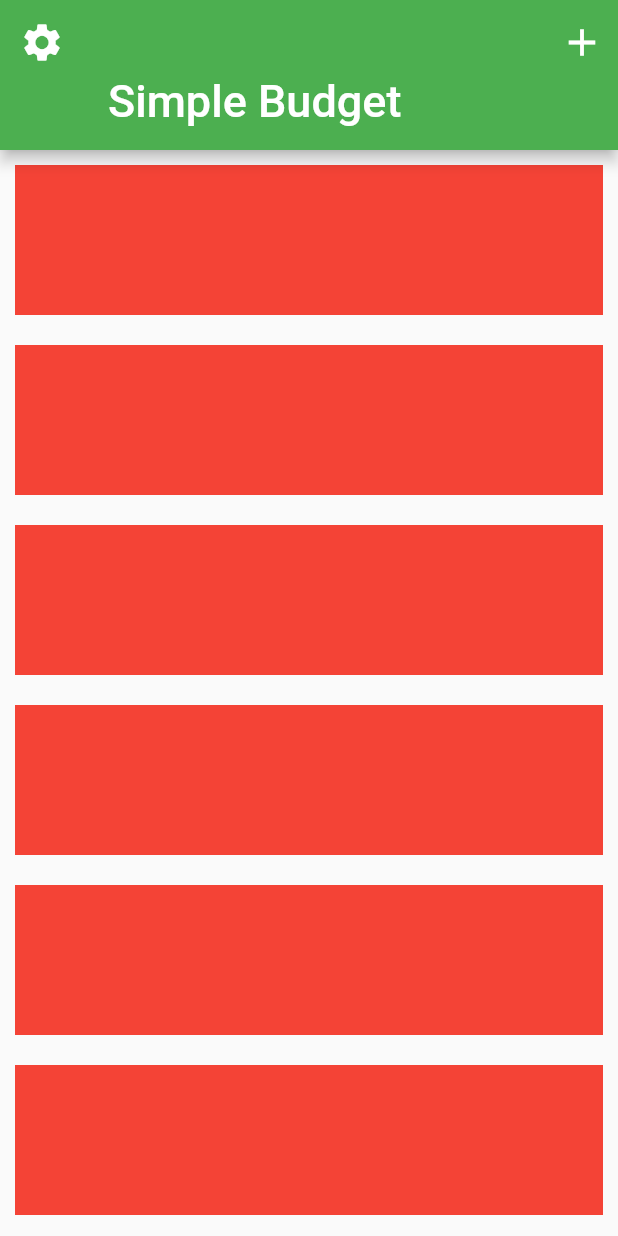
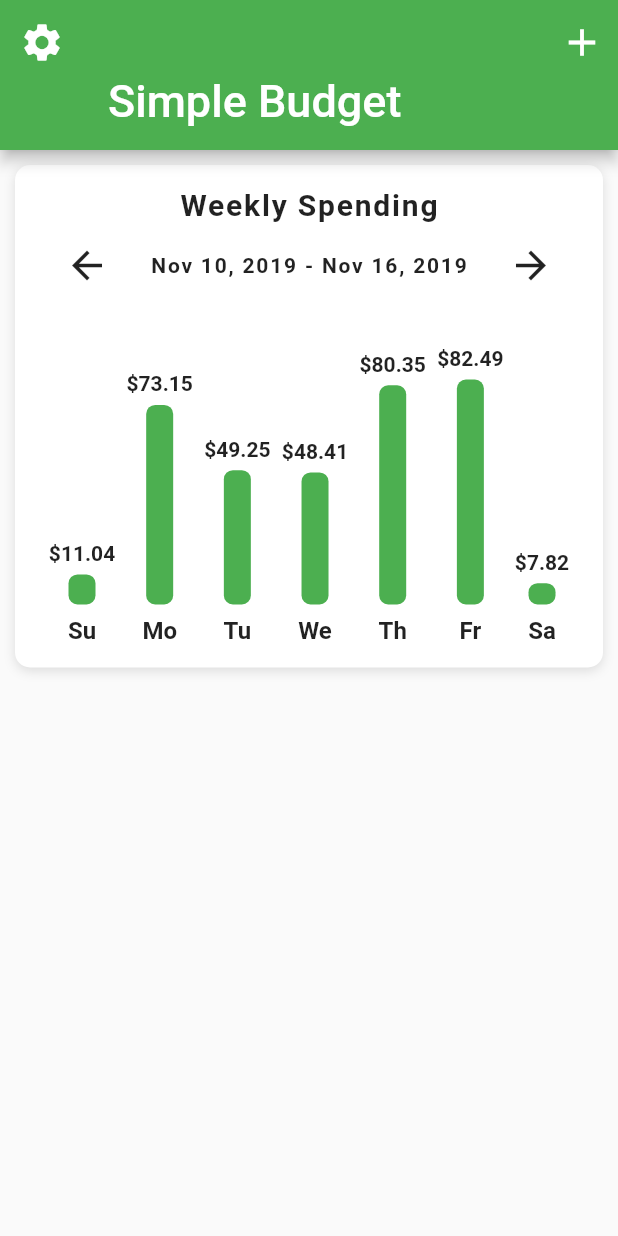
Before and after one commit to Wilian-N-Silva/marcus-ng-flutter-ui-masterclass, a Flutter app: the screen it shows after launch, on a phone screen of 412 x 824 dp. Run offline on Flutter 3.47's test engine with Material 2 defaults, Android fonts, the phone set to English and light mode, and no system bars.

Commit message:
App UI 2 - Bar Chart

```diff
--- a/2_budget_app/lib/screens/home_screen.dart
+++ b/2_budget_app/lib/screens/home_screen.dart
@@ -1,4 +1,7 @@
 import 'package:flutter/material.dart';
+import 'package:flutter_budget_ui/widgets/bar_chart.dart';
+
+import '../data/data.dart';
 
 class HomeScreen extends StatefulWidget {
   @override
@@ -37,11 +40,21 @@ class _HomeScreenState extends State<HomeScreen> {
               (BuildContext context, int index) {
                 return Container(
                   margin: EdgeInsets.all(10.0),
-                  height: 100.0,
-                  color: Colors.red,
+                  decoration: BoxDecoration(
+                    color: Colors.white,
+                    boxShadow: [
+                      BoxShadow(
+                        color: Colors.black12,
+                        offset: Offset(0, 2),
+                        blurRadius: 6.0,
+                      ),
+                    ],
+                    borderRadius: BorderRadius.circular(10.0),
+                  ),
+                  child: BarChart(weeklySpending),
                 );
               },
-              childCount: 10,
+              childCount: 1,
             ),
           ),
         ],
--- /dev/null
+++ b/2_budget_app/lib/widgets/bar_chart.dart
@@ -0,0 +1,134 @@
+import 'package:flutter/material.dart';
+
+class BarChart extends StatelessWidget {
+  final List<double> expenses;
+  BarChart(this.expenses);
+  @override
+  Widget build(BuildContext context) {
+    double mostExpensive = 0;
+    expenses.forEach((double price) {
+      if (price > mostExpensive) {
+        mostExpensive = price;
+      }
+    });
+
+    return Padding(
+      padding: EdgeInsets.all(15.0),
+      child: Column(
+        children: <Widget>[
+          Text(
+            'Weekly Spending',
+            style: TextStyle(
+              fontSize: 20.0,
+              fontWeight: FontWeight.bold,
+              letterSpacing: 1.2,
+            ),
+          ),
+          SizedBox(height: 5.0),
+          Row(
+            mainAxisAlignment: MainAxisAlignment.spaceAround,
+            children: <Widget>[
+              IconButton(
+                icon: Icon(Icons.arrow_back),
+                iconSize: 30.0,
+                onPressed: () {},
+              ),
+              Text(
+                'Nov 10, 2019 - Nov 16, 2019',
+                style: TextStyle(
+                  fontSize: 14.0,
+                  fontWeight: FontWeight.w600,
+                  letterSpacing: 1.2,
+                ),
+              ),
+              IconButton(
+                icon: Icon(Icons.arrow_forward),
+                iconSize: 30.0,
+                onPressed: () {},
+              ),
+            ],
+          ),
+          SizedBox(height: 30.0),
+          Row(
+            mainAxisAlignment: MainAxisAlignment.spaceEvenly,
+            crossAxisAlignment: CrossAxisAlignment.end,
+            children: <Widget>[
+              Bar(
+                label: 'Su',
+                amountSpent: expenses[0],
+                mostExpensive: mostExpensive,
+              ),
+              Bar(
+                label: 'Mo',
+                amountSpent: expenses[1],
+                mostExpensive: mostExpensive,
+              ),
+              Bar(
+                label: 'Tu',
+                amountSpent: expenses[2],
+                mostExpensive: mostExpensive,
+              ),
+              Bar(
+                label: 'We',
+                amountSpent: expenses[3],
+                mostExpensive: mostExpensive,
+              ),
+              Bar(
+                label: 'Th',
+                amountSpent: expenses[4],
+                mostExpensive: mostExpensive,
+              ),
+              Bar(
+                label: 'Fr',
+                amountSpent: expenses[5],
+                mostExpensive: mostExpensive,
+              ),
+              Bar(
+                label: 'Sa',
+                amountSpent: expenses[6],
+                mostExpensive: mostExpensive,
+              ),
+            ],
+          ),
+        ],
+      ),
+    );
+  }
+}
+
+class Bar extends StatelessWidget {
+  final String label;
+  final double amountSpent;
+  final double mostExpensive;
+
+  final double _maxBarHeight = 150.0;
+
+  Bar({this.label, this.amountSpent, this.mostExpensive});
+
+  @override
+  Widget build(BuildContext context) {
+    final barHeight = amountSpent / mostExpensive * _maxBarHeight;
+    return Column(
+      children: <Widget>[
+        Text(
+          '\$${amountSpent.toStringAsFixed(2)}',
+          style: TextStyle(fontWeight: FontWeight.bold),
+        ),
+        SizedBox(height: 6.0),
+        Container(
+          height: barHeight,
+          width: 18.0,
+          decoration: BoxDecoration(
+            color: Theme.of(context).primaryColor,
+            borderRadius: BorderRadius.circular(6.0),
+          ),
+        ),
+        SizedBox(height: 8.0),
+        Text(
+          label,
+          style: TextStyle(fontSize: 16.0, fontWeight: FontWeight.w600),
+        ),
+      ],
+    );
+  }
+}
```
